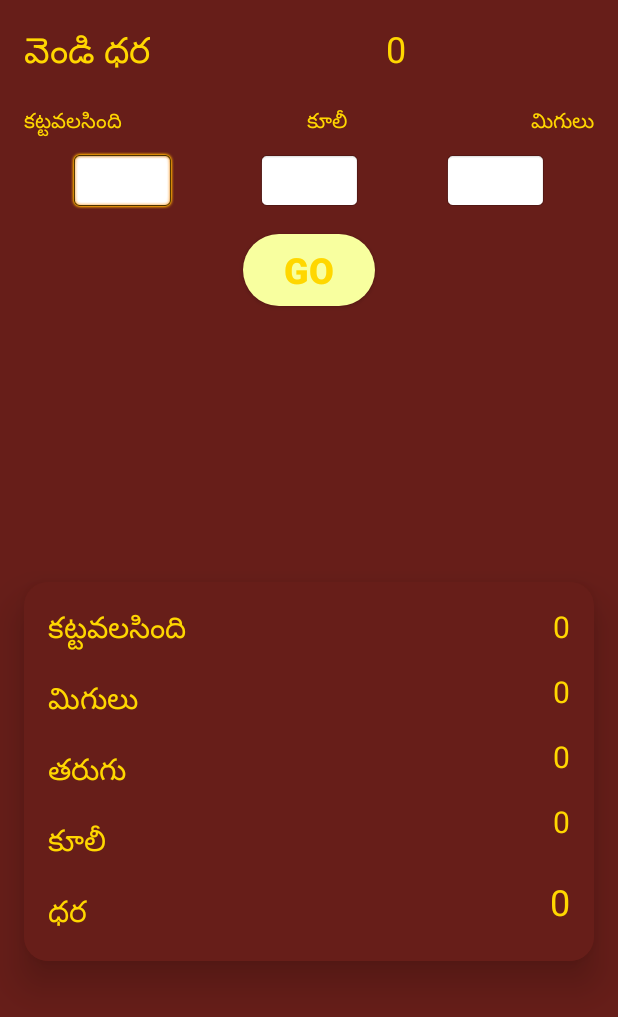
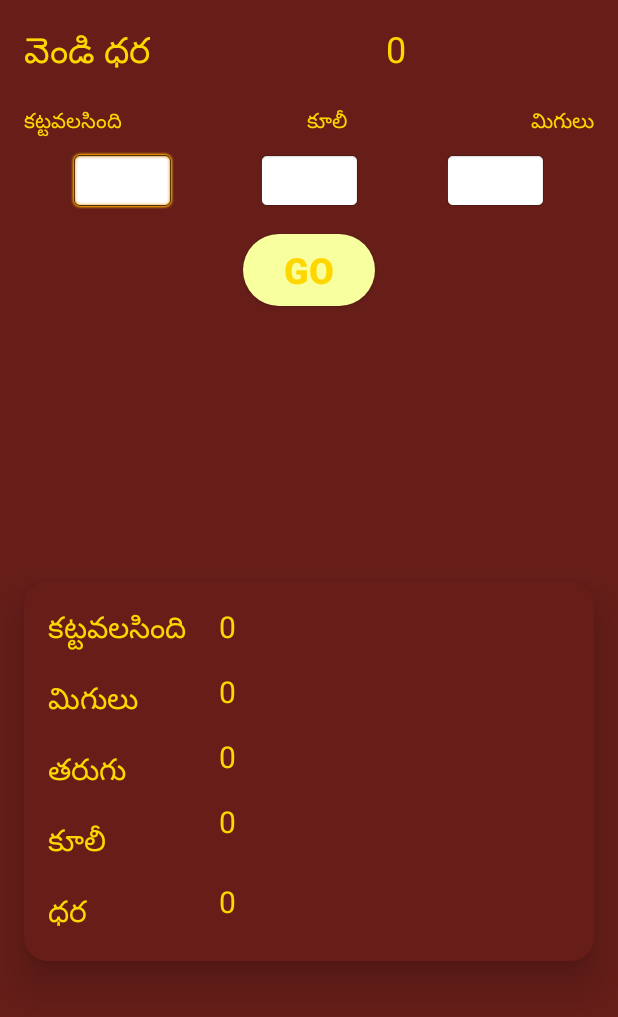
Before and after one commit to ajithr1/S-Rate-Cal, an Android app: the screen it shows after launch (MainActivity), on a phone screen of 412 x 824 dp. Shown: the top 1017 px of the screen. Run offline under Robolectric (Android 15) with nearby library versions, the phone set to English and light mode, and no system bars.

Commit message:
UI Optimizations 3.

```diff
--- a/app/src/main/res/layout/activity_main.xml
+++ b/app/src/main/res/layout/activity_main.xml
@@ -26,7 +26,7 @@
         android:layout_marginStart="16dp"
         android:layout_marginTop="16dp"
         android:onClick="insert"
-        android:text="0"
+        android:text="@string/_0"
         android:textColor="#FFD700"
         android:textSize="24sp"
         app:layout_constraintEnd_toEndOf="parent"
@@ -60,7 +60,9 @@
         android:textSize="20sp"
         app:layout_constraintEnd_toStartOf="@+id/kooli"
         app:layout_constraintStart_toStartOf="parent"
-        app:layout_constraintTop_toBottomOf="@+id/textView3" />
+        app:layout_constraintTop_toBottomOf="@+id/textView3"
+        android:autofillHints=""
+        tools:ignore="LabelFor" />
 
     <TextView
         android:id="@+id/textView4"
@@ -88,7 +90,9 @@
         android:textSize="20sp"
         app:layout_constraintEnd_toStartOf="@+id/old_wt"
         app:layout_constraintStart_toEndOf="@+id/new_wt"
-        app:layout_constraintTop_toBottomOf="@+id/textView4" />
+        app:layout_constraintTop_toBottomOf="@+id/textView4"
+        android:autofillHints=""
+        tools:ignore="LabelFor" />
 
     <TextView
         android:id="@+id/textView5"
@@ -115,7 +119,9 @@
         android:textSize="20sp"
         app:layout_constraintEnd_toEndOf="parent"
         app:layout_constraintStart_toEndOf="@+id/kooli"
-        app:layout_constraintTop_toBottomOf="@+id/textView4" />
+        app:layout_constraintTop_toBottomOf="@+id/textView4"
+        android:autofillHints=""
+        tools:ignore="LabelFor" />
 
     <Button
         android:id="@+id/button"
@@ -125,7 +131,7 @@
         android:background="@drawable/custom_button"
         android:elevation="16dp"
         android:onClick="calculate"
-        android:text="go"
+        android:text="@string/go"
         android:textColor="#FFD700"
         android:textSize="24sp"
         android:textStyle="bold"
@@ -169,15 +175,12 @@
                 android:id="@+id/pay"
                 android:layout_width="wrap_content"
                 android:layout_height="wrap_content"
-                android:layout_marginStart="16dp"
+                android:layout_marginStart="130dp"
                 android:layout_marginTop="16dp"
-                android:layout_marginEnd="16dp"
-                android:text="0"
+                android:text="@string/_0"
                 android:textColor="#FFD700"
                 android:textSize="20sp"
-                app:layout_constraintEnd_toEndOf="parent"
-                app:layout_constraintHorizontal_bias="1.0"
-                app:layout_constraintStart_toEndOf="@+id/n1"
+                app:layout_constraintStart_toStartOf="parent"
                 app:layout_constraintTop_toTopOf="parent" />
 
             <TextView
@@ -208,15 +211,12 @@
                 android:id="@+id/left"
                 android:layout_width="wrap_content"
                 android:layout_height="wrap_content"
-                android:layout_marginStart="16dp"
+                android:layout_marginStart="130dp"
                 android:layout_marginTop="16dp"
-                android:layout_marginEnd="16dp"
-                android:text="0"
+                android:text="@string/_0"
                 android:textColor="#FFD700"
                 android:textSize="20sp"
-                app:layout_constraintEnd_toEndOf="parent"
-                app:layout_constraintHorizontal_bias="1.0"
-                app:layout_constraintStart_toEndOf="@+id/n2"
+                app:layout_constraintStart_toStartOf="parent"
                 app:layout_constraintTop_toBottomOf="@+id/pay" />
 
             <TextView
@@ -235,15 +235,12 @@
                 android:id="@+id/reduced"
                 android:layout_width="wrap_content"
                 android:layout_height="wrap_content"
-                android:layout_marginStart="16dp"
+                android:layout_marginStart="130dp"
                 android:layout_marginTop="16dp"
-                android:layout_marginEnd="16dp"
-                android:text="0"
+                android:text="@string/_0"
                 android:textColor="#FFD700"
                 android:textSize="20sp"
-                app:layout_constraintEnd_toEndOf="parent"
-                app:layout_constraintHorizontal_bias="1.0"
-                app:layout_constraintStart_toEndOf="@+id/n3"
+                app:layout_constraintStart_toStartOf="parent"
                 app:layout_constraintTop_toBottomOf="@+id/left" />
 
             <TextView
@@ -264,14 +261,12 @@
                 android:id="@+id/wage"
                 android:layout_width="wrap_content"
                 android:layout_height="wrap_content"
+                android:layout_marginStart="130dp"
                 android:layout_marginTop="16dp"
-                android:layout_marginEnd="16dp"
-                android:text="0"
+                android:text="@string/_0"
                 android:textColor="#FFD700"
                 android:textSize="20sp"
-                app:layout_constraintEnd_toEndOf="parent"
-                app:layout_constraintHorizontal_bias="1.0"
-                app:layout_constraintStart_toEndOf="@+id/n4"
+                app:layout_constraintStart_toStartOf="parent"
                 app:layout_constraintTop_toBottomOf="@+id/reduced" />
 
             <TextView
@@ -279,15 +274,13 @@
                 android:layout_width="wrap_content"
                 android:layout_height="wrap_content"
                 android:layout_marginTop="16dp"
-                android:layout_marginEnd="16dp"
+                android:layout_marginStart="130dp"
                 android:layout_marginBottom="16dp"
-                android:text="0"
+                android:text="@string/_0"
                 android:textColor="#FFD700"
-                android:textSize="24sp"
+                android:textSize="20sp"
                 app:layout_constraintBottom_toBottomOf="parent"
-                app:layout_constraintEnd_toEndOf="parent"
-                app:layout_constraintHorizontal_bias="1.0"
-                app:layout_constraintStart_toEndOf="@+id/n5"
+                app:layout_constraintStart_toStartOf="parent"
                 app:layout_constraintTop_toBottomOf="@+id/wage" />
         </androidx.constraintlayout.widget.ConstraintLayout>
     </androidx.cardview.widget.CardView>
--- a/app/src/main/res/values/strings.xml
+++ b/app/src/main/res/values/strings.xml
@@ -7,6 +7,8 @@
     <string name="total">ధర</string>
     <string name="enter_current_silver_rate">Enter Current Silver rate</string>
     <string name="tarugu">తరుగు</string>
+    <string name="_0">0</string>
+    <string name="go">go</string>
 
     <string-array name="values">
         <item>200</item>
```
